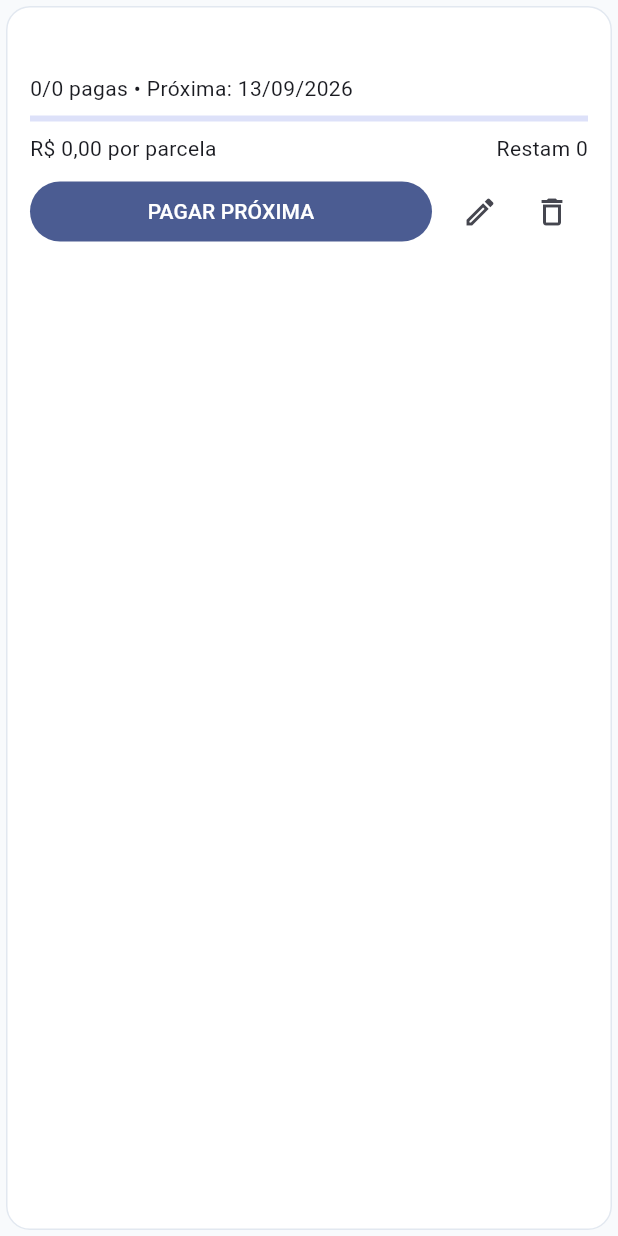
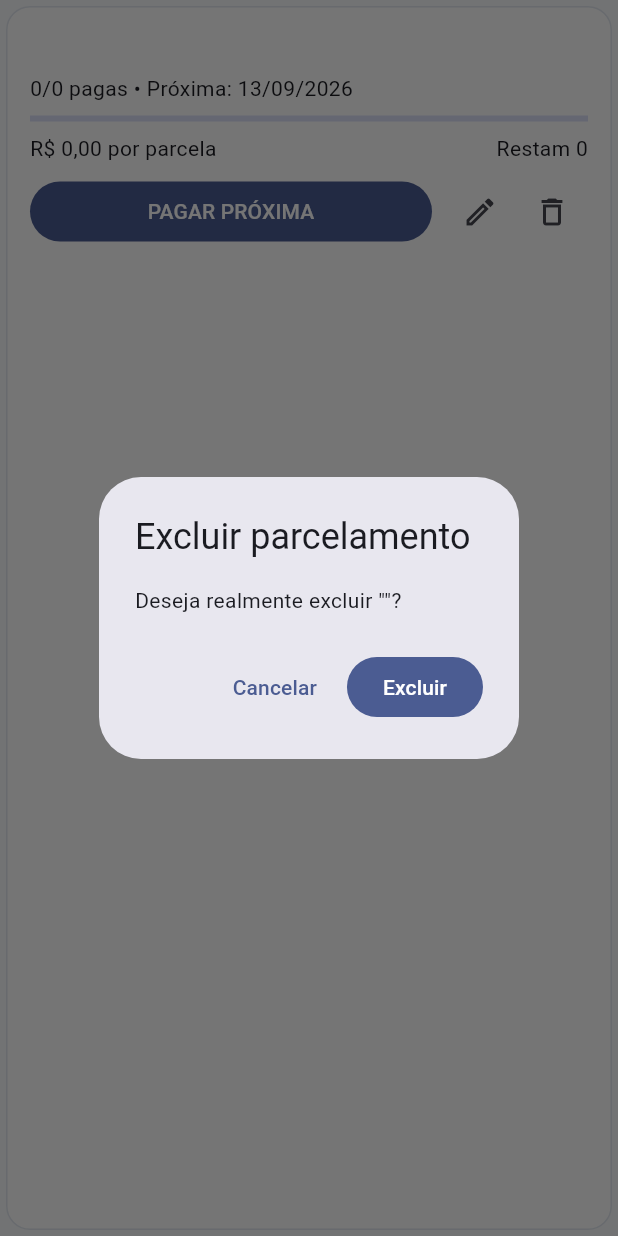
Before and after one commit to xarleta/Xarleta-Finan-as, a Flutter app: the _Tile widget shown alone on an empty page, opened directly with empty values, after a tap on the "delete outline" icon, on a phone screen of 412 x 824 dp. Run offline on Flutter 3.47's test engine with Material 3 defaults, Android fonts, the phone set to English and light mode, and no system bars; our stand-ins replace csv, file_picker, fl_chart, flutter_local_notifications, flutter_timezone, local_auth and 5 more; accounts and stored records are empty.

Commit message:
fix(exclusoes): adiciona confirmacao antes de excluir lancamentos e parcelamentos

```diff
--- a/lib/features/installments/installments_page.dart
+++ b/lib/features/installments/installments_page.dart
@@ -214,6 +214,30 @@ class _Tile extends StatelessWidget {
 
                 IconButton(
                   onPressed: () async {
+                    final confirmed = await showDialog<bool>(
+                      context: context,
+                      builder: (dialogContext) => AlertDialog(
+                        title: const Text('Excluir parcelamento'),
+                        content: Text(
+                          'Deseja realmente excluir "${item.name}"?',
+                        ),
+                        actions: [
+                          TextButton(
+                            onPressed: () =>
+                                Navigator.pop(dialogContext, false),
+                            child: const Text('Cancelar'),
+                          ),
+                          FilledButton(
+                            onPressed: () =>
+                                Navigator.pop(dialogContext, true),
+                            child: const Text('Excluir'),
+                          ),
+                        ],
+                      ),
+                    );
+
+                    if (confirmed != true) return;
+
                     await InstallmentRepository.instance
                         .delete(item.id!);
 
--- a/lib/features/transactions/transactions_page.dart
+++ b/lib/features/transactions/transactions_page.dart
@@ -208,6 +208,28 @@ class _TransactionTile extends StatelessWidget {
           }
         },
         onLongPress: () async {
+          final confirmed = await showDialog<bool>(
+            context: context,
+            builder: (dialogContext) => AlertDialog(
+              title: const Text('Excluir lançamento'),
+              content: Text(
+                'Deseja realmente excluir "${item.description}"?',
+              ),
+              actions: [
+                TextButton(
+                  onPressed: () => Navigator.pop(dialogContext, false),
+                  child: const Text('Cancelar'),
+                ),
+                FilledButton(
+                  onPressed: () => Navigator.pop(dialogContext, true),
+                  child: const Text('Excluir'),
+                ),
+              ],
+            ),
+          );
+
+          if (confirmed != true) return;
+
           await TransactionRepository.instance.delete(item.id!);
 
           await onChanged();
```
